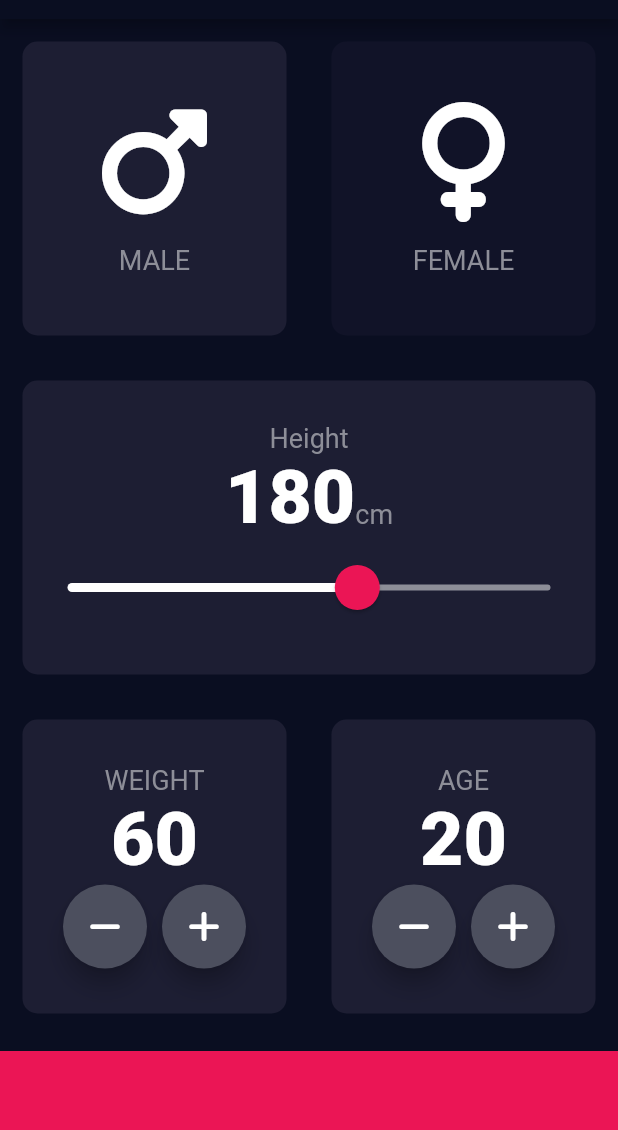
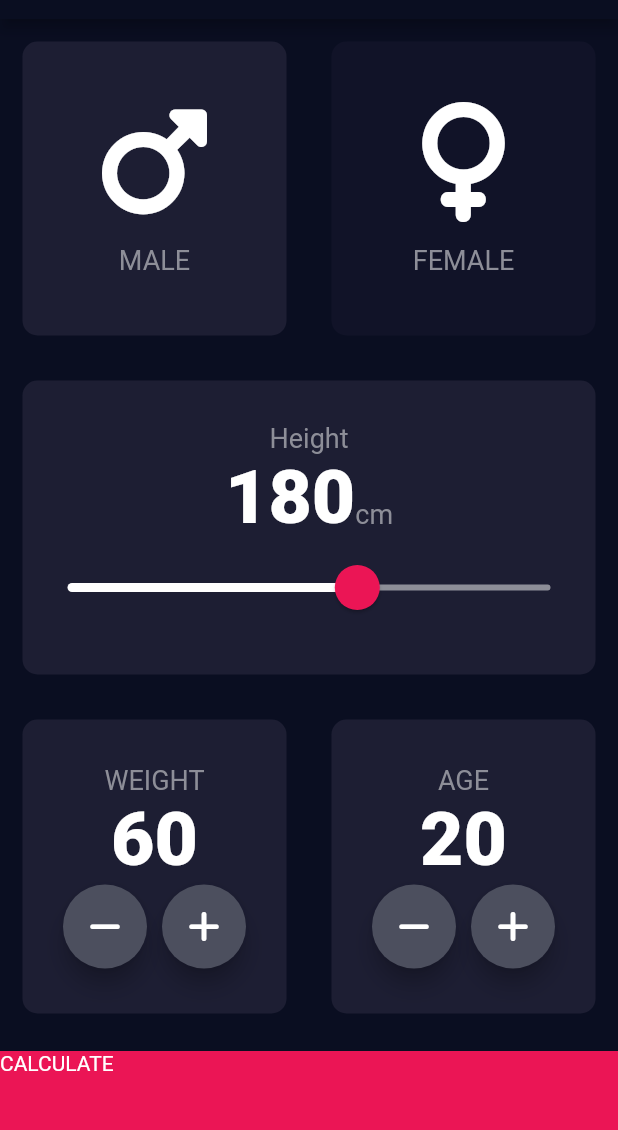
Before and after one commit to FreshhDevv/bmi_calculator, a Flutter app: the screen it shows after launch, on a phone screen of 412 x 824 dp, the part 65-1195 px from its top. Run offline on Flutter 3.47's test engine with Material 2 defaults, Android fonts, the phone set to English and light mode, and no system bars; our stand-ins replace font_awesome_flutter.

Commit message:
Added a new screen and can navigate to it

```diff
--- a/lib/input_page.dart
+++ b/lib/input_page.dart
@@ -1,3 +1,4 @@
+import 'package:bmi/results_page.dart';
 import 'package:flutter/material.dart';
 import 'package:font_awesome_flutter/font_awesome_flutter.dart';
 import 'icon_content.dart';
@@ -209,12 +210,19 @@ class _InputPageState extends State<InputPage> {
               ],
             ),
           ),
-          Container(
-            color: kBottomContainerColor,
-            margin: const EdgeInsets.only(top: 10.0),
-            //This below will stretch the button to occupy the entire width of any screen
-            width: double.infinity,
-            height: kBottomContainerHeight,
+          GestureDetector(
+            onTap: () {
+              Navigator.push(context,
+                  MaterialPageRoute(builder: (context) => ResultsPage()));
+            },
+            child: Container(
+              child: Text('CALCULATE'),
+              color: kBottomContainerColor,
+              margin: const EdgeInsets.only(top: 10.0),
+              //This below will stretch the button to occupy the entire width of any screen
+              width: double.infinity,
+              height: kBottomContainerHeight,
+            ),
           )
         ],
       ),
```
Also changed, not shown: lib/results_page.dart (added, +15 -0 lines).
